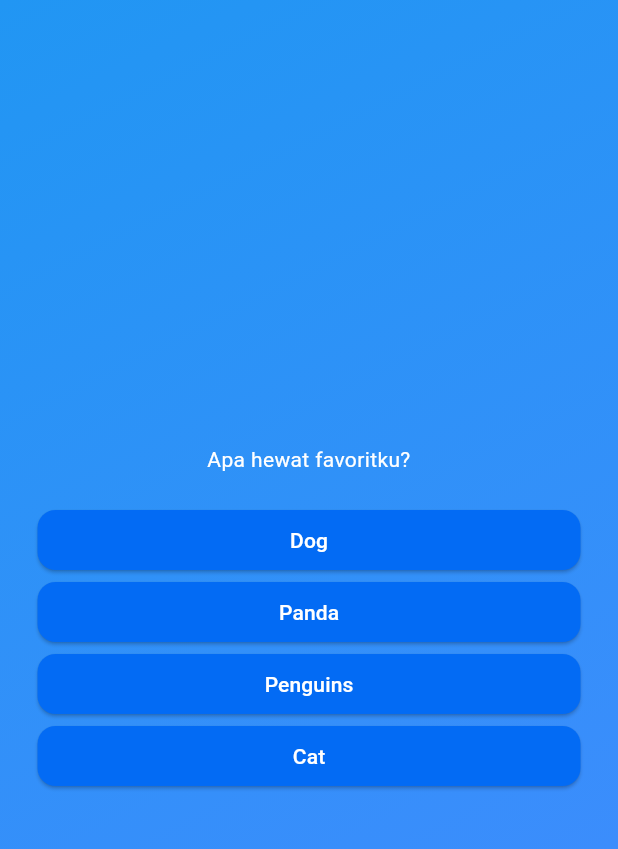
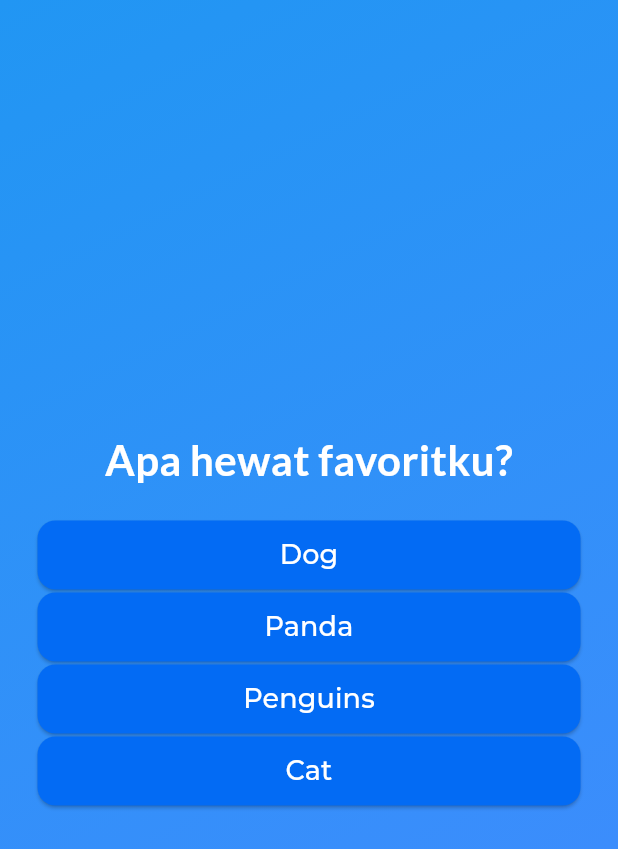
Before and after one commit to lLuckyFzi/quiz-app, a Flutter app: the screen it shows after launch, after a tap on "Continue", on a phone screen of 412 x 824 dp. Shown: the top 849 px of the screen. Run offline on Flutter 3.47's test engine with Material 3 defaults, Android fonts, the phone set to English and light mode, and no system bars; our stand-ins replace google_fonts.

Commit message:
feat googlwe-fonts

```diff
--- a/lib/answer_button.dart
+++ b/lib/answer_button.dart
@@ -1,4 +1,5 @@
 import 'package:flutter/material.dart';
+import 'package:google_fonts/google_fonts.dart';
 
 class AnswerButton extends StatelessWidget {
   const AnswerButton({super.key, required this.text, required this.onTap});
@@ -16,7 +17,14 @@ class AnswerButton extends StatelessWidget {
         foregroundColor: Colors.white,
         shape: RoundedRectangleBorder(borderRadius: BorderRadius.circular(12)),
       ),
-      child: Text(text),
+      child: Text(
+        text,
+        style: GoogleFonts.montserrat(
+          fontSize: 18,
+          fontWeight: FontWeight.w500,
+        ),
+        textAlign: TextAlign.center,
+      ),
     );
   }
 }
--- a/lib/questions_screen.dart
+++ b/lib/questions_screen.dart
@@ -1,4 +1,5 @@
 import 'package:flutter/material.dart';
+import 'package:google_fonts/google_fonts.dart';
 import 'package:quiz_app/answer_button.dart';
 import 'package:quiz_app/data/questions.dart';
 
@@ -12,10 +13,18 @@ class QuestionsScreen extends StatefulWidget {
 }
 
 class _QuestionsScreenState extends State<QuestionsScreen> {
-  final currentQuestions = questions[0];
+  var currentQuestionIndex = 0;
+
+  void answerQuestion() {
+    setState(() {
+      currentQuestionIndex++;
+    });
+  }
 
   @override
   Widget build(BuildContext context) {
+    final currentQuestions = questions[currentQuestionIndex];
+
     return SizedBox(
       width: double.infinity,
       child: Container(
@@ -26,12 +35,16 @@ class _QuestionsScreenState extends State<QuestionsScreen> {
           children: [
             Text(
               currentQuestions.text,
-              style: TextStyle(color: Colors.white),
+              style: GoogleFonts.lato(
+                color: Colors.white,
+                fontSize: 28,
+                fontWeight: FontWeight.w600,
+              ),
               textAlign: TextAlign.center,
             ),
             const SizedBox(height: 20),
             ...currentQuestions.getShuffledList().map((answer) {
-              return AnswerButton(text: answer, onTap: () {});
+              return AnswerButton(text: answer, onTap: answerQuestion);
             }),
           ],
         ),
--- a/pubspec.yaml
+++ b/pubspec.yaml
@@ -34,6 +34,7 @@ dependencies:
   # The following adds the Cupertino Icons font to your application.
   # Use with the CupertinoIcons class for iOS style icons.
   cupertino_icons: ^1.0.8
+  google_fonts: ^6.2.1
 
 dev_dependencies:
   flutter_test:
```
Also changed, not shown: pubspec.lock, 1 other file.
